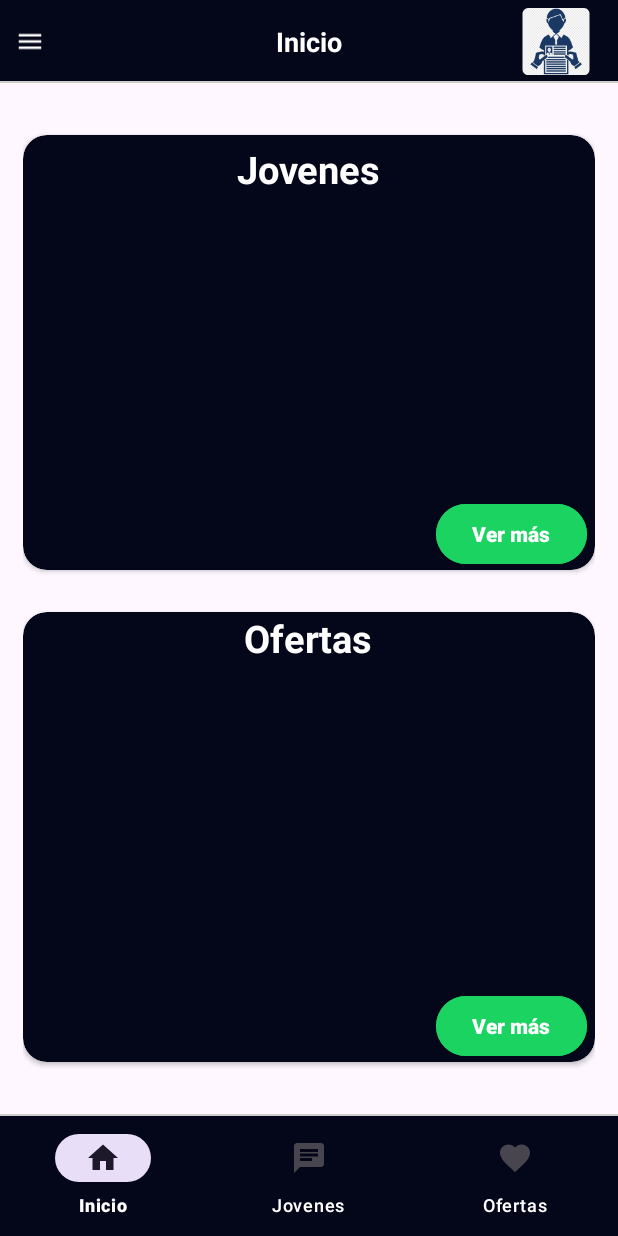
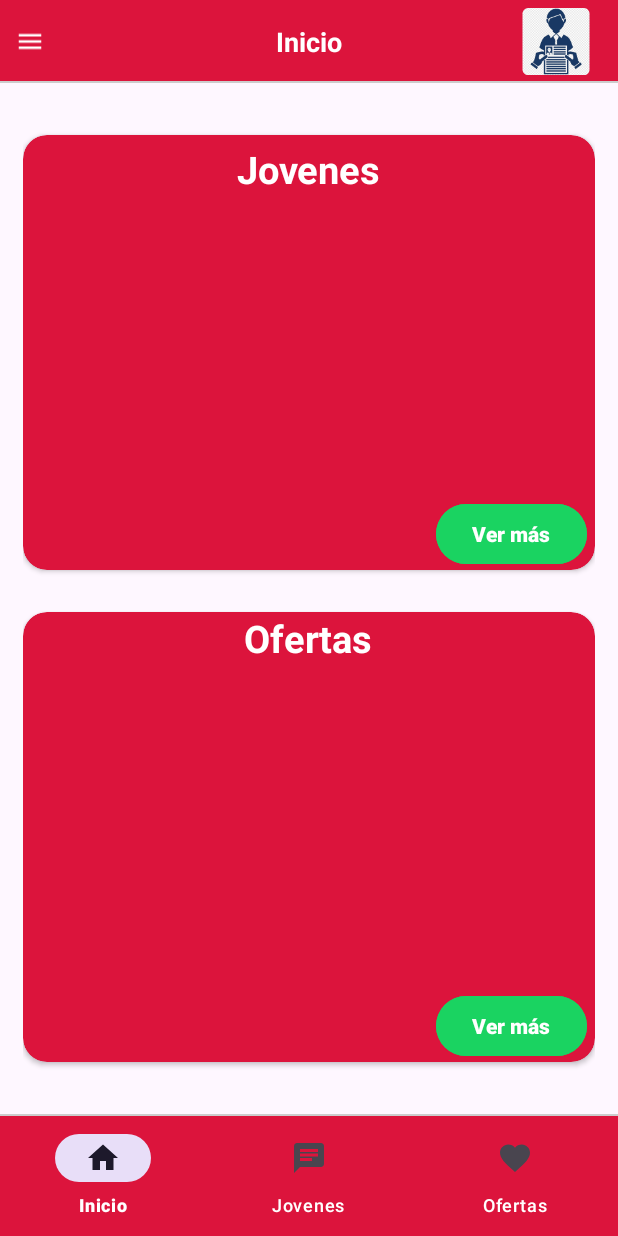
Before and after one commit to bryanmiranda138/Jobs4UesStudents, an Android app: the screen it shows after launch (MainActivity2), on a phone screen of 412 x 824 dp. Run offline under Robolectric (Android 15) with nearby library versions, the phone set to English and light mode, and no system bars; our stand-ins replace Firebase (no records; nobody signed in at launch, a user with empty details on screens opened directly); pictures from the network do not load.

Commit message:
primeros cambios a la paleta de colores

```diff
--- a/app/src/main/res/layout/activity_fragment_perfil.xml
+++ b/app/src/main/res/layout/activity_fragment_perfil.xml
@@ -11,7 +11,7 @@
         android:id="@+id/toolbar"
         android:layout_width="match_parent"
         android:layout_height="?attr/actionBarSize"
-        android:background="?attr/colorPrimary"
+        android:background="#dc143c"
         android:theme="?attr/actionBarTheme"
         app:popupTheme="@style/ThemeOverlay.AppCompat.Light"
         app:navigationIcon="@drawable/ic_regresar"
--- a/app/src/main/res/layout/activity_jovenes_detalle.xml
+++ b/app/src/main/res/layout/activity_jovenes_detalle.xml
@@ -10,7 +10,7 @@
         android:id="@+id/toolbar"
         android:layout_width="match_parent"
         android:layout_height="?attr/actionBarSize"
-        android:background="?attr/colorPrimary"
+        android:background="#dc143c"
         android:theme="?attr/actionBarTheme"
         app:navigationIcon="@drawable/ic_regresar"
         app:popupTheme="@style/ThemeOverlay.AppCompat.Light" />
--- a/app/src/main/res/layout/activity_main.xml
+++ b/app/src/main/res/layout/activity_main.xml
@@ -17,7 +17,7 @@
             android:id="@+id/ToolbarRl"
             android:layout_width="match_parent"
             android:layout_height="@dimen/m_toolbar_height"
-            android:background="#04061A">
+            android:background="#dc143c">
 
             <TextView
                 android:id="@+id/TituloRL"
@@ -84,7 +84,7 @@
             android:layout_width="match_parent"
             android:layout_height="wrap_content"
             android:layout_alignParentBottom="true"
-            android:background="#04061A"
+            android:background="#dc143c"
             android:backgroundTint="@color/negro1"
             app:itemTextColor="@color/white"
             app:labelVisibilityMode="labeled"
@@ -99,7 +99,7 @@
         android:layout_width="250dp"
         android:layout_height="match_parent"
         android:layout_gravity="start"
-        android:background="@color/blued"
+        android:background="#dc143c"
 
         app:headerLayout="@layout/nav_header"
         app:itemTextColor="@color/white"
--- a/app/src/main/res/layout/activity_main2.xml
+++ b/app/src/main/res/layout/activity_main2.xml
@@ -17,7 +17,7 @@
             android:id="@+id/ToolbarRl"
             android:layout_width="match_parent"
             android:layout_height="@dimen/m_toolbar_height"
-            android:background="#04061A">
+            android:background="#dc143c">
 
             <TextView
                 android:id="@+id/TituloRL"
@@ -81,7 +81,7 @@
             android:layout_width="match_parent"
             android:layout_height="wrap_content"
             android:layout_alignParentBottom="true"
-            android:background="#04061A"
+            android:background="#dc143c"
             android:backgroundTint="@color/negro1"
             app:itemTextColor="@color/white"
             app:labelVisibilityMode="labeled"
@@ -96,7 +96,7 @@
         android:layout_width="250dp"
         android:layout_height="match_parent"
         android:layout_gravity="start"
-        android:background="@color/blued"
+        android:background="#dc143c"
 
         app:headerLayout="@layout/nav_header"
         app:itemTextColor="@color/white"
--- a/app/src/main/res/layout/activity_main_r.xml
+++ b/app/src/main/res/layout/activity_main_r.xml
@@ -23,7 +23,7 @@
                 android:id="@+id/ToolbarRl"
                 android:layout_width="match_parent"
                 android:layout_height="@dimen/m_toolbar_height"
-                android:background="#04061A">
+                android:background="#dc143c">
 
                 <TextView
                     android:id="@+id/TituloRL"
@@ -91,7 +91,7 @@
                 android:layout_width="match_parent"
                 android:layout_height="wrap_content"
                 android:layout_alignParentBottom="true"
-                android:background="#04061A"
+                android:background="#dc143c"
                 android:backgroundTint="@color/negro1"
                 app:itemTextColor="@color/white"
                 app:labelVisibilityMode="labeled"
@@ -106,7 +106,7 @@
             android:layout_width="250dp"
             android:layout_height="match_parent"
             android:layout_gravity="start"
-            android:background="@color/blued"
+            android:background="#dc143c"
 
             app:itemTextColor="@color/white"
             app:labelVisibilityMode="labeled"
--- a/app/src/main/res/layout/activity_oferta_detalle.xml
+++ b/app/src/main/res/layout/activity_oferta_detalle.xml
@@ -10,7 +10,7 @@
         android:id="@+id/toolbar"
         android:layout_width="match_parent"
         android:layout_height="?attr/actionBarSize"
-        android:background="?attr/colorPrimary"
+        android:background="#dc143c"
         android:theme="?attr/actionBarTheme"
         app:popupTheme="@style/ThemeOverlay.AppCompat.Light"
         app:navigationIcon="@drawable/ic_regresar"
--- a/app/src/main/res/layout/fragment_inicio.xml
+++ b/app/src/main/res/layout/fragment_inicio.xml
@@ -18,7 +18,8 @@
         android:layout_width="match_parent"
         android:layout_height="290dp"
         android:layout_marginBottom="1dp"
-        app:cardBackgroundColor="@color/blued"
+        app:cardBackgroundColor="#dc143c"
+        android:textColor="@color/white"
         app:cardCornerRadius="16dp"
         app:layout_constraintBottom_toTopOf="@+id/cardAnuncios"
         app:layout_constraintEnd_toEndOf="parent"
@@ -70,9 +71,10 @@
         android:id="@+id/cardAnuncios"
         android:layout_width="match_parent"
         android:layout_height="300dp"
-        app:cardBackgroundColor="@color/blued"
+        app:cardBackgroundColor="#dc143c"
         android:layout_marginTop="1dp"
         app:cardCornerRadius="16dp"
+        android:textColor="@color/white"
         app:layout_constraintBottom_toBottomOf="parent"
         app:layout_constraintEnd_toEndOf="parent"
         app:layout_constraintHorizontal_bias="1.0"
--- a/app/src/main/res/layout/nav_footer.xml
+++ b/app/src/main/res/layout/nav_footer.xml
@@ -4,7 +4,7 @@
     android:layout_height="wrap_content"
     android:orientation="vertical"
     android:padding="16dp"
-    android:background="@color/blued"
+    android:background="#dc143c"
     android:gravity="center"
     android:layout_gravity="bottom">
 
--- a/app/src/main/res/values/colors.xml
+++ b/app/src/main/res/values/colors.xml
@@ -9,6 +9,7 @@
     <color name="blued">#04061A</color>
     <color name="red">#ffff0000</color>
     <color name="gris">#333333</color>
+    <color name="azulazo">#1e81b0</color>
 
     <!--paleta de colores -->
     <color name="negro1">#04061A</color>
```
